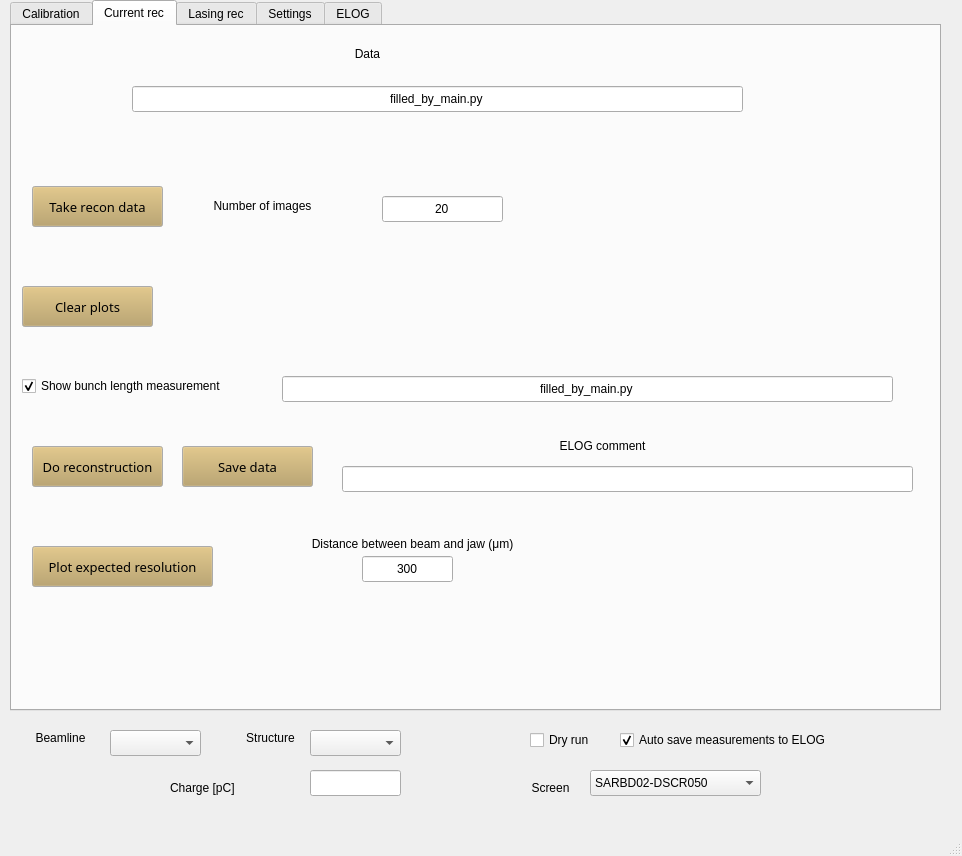
Above: gui.ui from pdijksta/PassiveWFMeasurement before the change. Below: the same form after it.
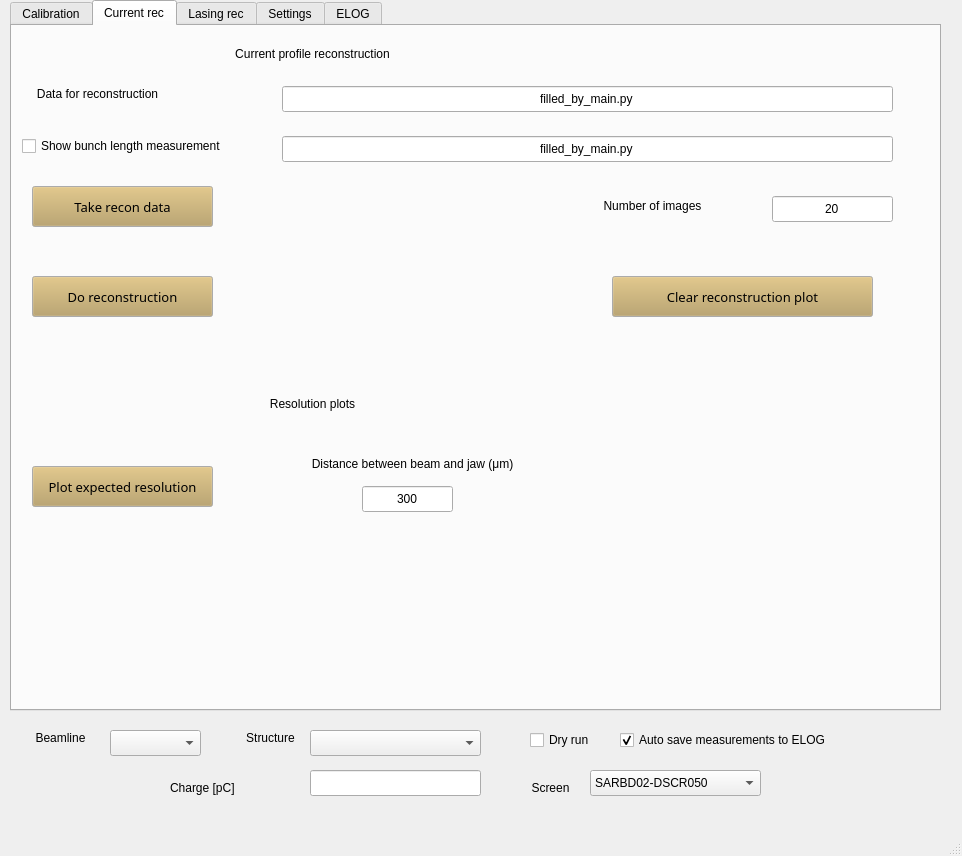
That is the form after the change. The open tabs and pages were chosen to show the change.

Diff of the .ui file:
```diff
--- a/gui.ui
+++ b/gui.ui
@@ -983,7 +983,7 @@
      <widget class="QLineEdit" name="ReconstructionDataLoad">
       <property name="geometry">
        <rect>
-        <x>120</x>
+        <x>270</x>
         <y>60</y>
         <width>611</width>
         <height>26</height>
@@ -999,14 +999,14 @@
      <widget class="QLabel" name="label_32">
       <property name="geometry">
        <rect>
-        <x>280</x>
-        <y>20</y>
+        <x>10</x>
+        <y>60</y>
         <width>151</width>
         <height>16</height>
        </rect>
       </property>
       <property name="text">
-       <string>Data</string>
+       <string>Data for reconstruction</string>
       </property>
       <property name="alignment">
        <set>Qt::AlignCenter</set>
@@ -1017,7 +1017,7 @@
        <rect>
         <x>20</x>
         <y>160</y>
-        <width>131</width>
+        <width>181</width>
         <height>41</height>
        </rect>
       </property>
@@ -1071,9 +1071,9 @@
      <widget class="QPushButton" name="CloseAll">
       <property name="geometry">
        <rect>
-        <x>10</x>
-        <y>260</y>
-        <width>131</width>
+        <x>600</x>
+        <y>250</y>
+        <width>261</width>
         <height>41</height>
        </rect>
       </property>
@@ -1121,13 +1121,13 @@
        </font>
       </property>
       <property name="text">
-       <string>Clear plots</string>
+       <string>Clear reconstruction plot</string>
       </property>
      </widget>
      <widget class="QLabel" name="label_54">
       <property name="geometry">
        <rect>
-        <x>190</x>
+        <x>580</x>
         <y>170</y>
         <width>121</width>
         <height>20</height>
@@ -1143,7 +1143,7 @@
      <widget class="QLineEdit" name="ReconNumberImages">
       <property name="geometry">
        <rect>
-        <x>370</x>
+        <x>760</x>
         <y>170</y>
         <width>121</width>
         <height>26</height>
@@ -1160,8 +1160,8 @@
       <property name="geometry">
        <rect>
         <x>20</x>
-        <y>420</y>
-        <width>131</width>
+        <y>250</y>
+        <width>181</width>
         <height>41</height>
        </rect>
       </property>
@@ -1212,67 +1212,11 @@
        <string>Do reconstruction</string>
       </property>
      </widget>
-     <widget class="QPushButton" name="SaveCurrentRecData">
-      <property name="geometry">
-       <rect>
-        <x>170</x>
-        <y>420</y>
-        <width>131</width>
-        <height>41</height>
-       </rect>
-      </property>
-      <property name="palette">
-       <palette>
-        <active>
-         <colorrole role="Button">
-          <brush brushstyle="SolidPattern">
-           <color alpha="255">
-            <red>183</red>
-            <green>157</green>
-            <blue>92</blue>
-           </color>
-          </brush>
-         </colorrole>
-        </active>
-        <inactive>
-         <colorrole role="Button">
-          <brush brushstyle="SolidPattern">
-           <color alpha="255">
-            <red>183</red>
-            <green>157</green>
-            <blue>92</blue>
-           </color>
-          </brush>
-         </colorrole>
-        </inactive>
-        <disabled>
-         <colorrole role="Button">
-          <brush brushstyle="SolidPattern">
-           <color alpha="255">
-            <red>183</red>
-            <green>157</green>
-            <blue>92</blue>
-           </color>
-          </brush>
-         </colorrole>
-        </disabled>
-       </palette>
-      </property>
-      <property name="font">
-       <font>
-        <family>Sans Serif</family>
-        <pointsize>10</pointsize>
-       </font>
-      </property>
-      <property name="text">
-       <string>Save data</string>
-      </property>
-     </widget>
      <widget class="QLineEdit" name="BunchLengthMeasFile">
       <property name="geometry">
        <rect>
         <x>270</x>
-        <y>350</y>
+        <y>110</y>
         <width>611</width>
         <height>26</height>
        </rect>
@@ -1288,7 +1232,7 @@
       <property name="geometry">
        <rect>
         <x>10</x>
-        <y>350</y>
+        <y>110</y>
         <width>231</width>
         <height>20</height>
        </rect>
@@ -1297,46 +1241,14 @@
        <string>Show bunch length measurement</string>
       </property>
       <property name="checked">
-       <bool>true</bool>
-      </property>
-     </widget>
-     <widget class="QLineEdit" name="CurrentElogComment">
-      <property name="geometry">
-       <rect>
-        <x>330</x>
-        <y>440</y>
-        <width>571</width>
-        <height>26</height>
-       </rect>
-      </property>
-      <property name="text">
-       <string/>
-      </property>
-      <property name="alignment">
-       <set>Qt::AlignCenter</set>
-      </property>
-     </widget>
-     <widget class="QLabel" name="label_74">
-      <property name="geometry">
-       <rect>
-        <x>530</x>
-        <y>410</y>
-        <width>121</width>
-        <height>20</height>
-       </rect>
-      </property>
-      <property name="text">
-       <string>ELOG comment</string>
-      </property>
-      <property name="alignment">
-       <set>Qt::AlignCenter</set>
+       <bool>false</bool>
       </property>
      </widget>
      <widget class="QPushButton" name="PlotResolution">
       <property name="geometry">
        <rect>
         <x>20</x>
-        <y>520</y>
+        <y>440</y>
         <width>181</width>
         <height>41</height>
        </rect>
@@ -1392,7 +1304,7 @@
       <property name="geometry">
        <rect>
         <x>350</x>
-        <y>530</y>
+        <y>460</y>
         <width>91</width>
         <height>26</height>
        </rect>
@@ -1408,7 +1320,7 @@
       <property name="geometry">
        <rect>
         <x>280</x>
-        <y>510</y>
+        <y>430</y>
         <width>241</width>
         <height>16</height>
        </rect>
@@ -1420,6 +1332,38 @@
        <set>Qt::AlignCenter</set>
       </property>
      </widget>
+     <widget class="QLabel" name="label_74">
+      <property name="geometry">
+       <rect>
+        <x>180</x>
+        <y>370</y>
+        <width>241</width>
+        <height>16</height>
+       </rect>
+      </property>
+      <property name="text">
+       <string>Resolution plots</string>
+      </property>
+      <property name="alignment">
+       <set>Qt::AlignCenter</set>
+      </property>
+     </widget>
+     <widget class="QLabel" name="label_80">
+      <property name="geometry">
+       <rect>
+        <x>180</x>
+        <y>20</y>
+        <width>241</width>
+        <height>16</height>
+       </rect>
+      </property>
+      <property name="text">
+       <string>Current profile reconstruction</string>
+      </property>
+      <property name="alignment">
+       <set>Qt::AlignCenter</set>
+      </property>
+     </widget>
     </widget>
     <widget class="QWidget" name="tab_4">
      <attribute name="title">
@@ -2847,7 +2791,7 @@
      <rect>
       <x>310</x>
       <y>730</y>
-      <width>91</width>
+      <width>171</width>
       <height>26</height>
      </rect>
     </property>
@@ -2984,7 +2928,7 @@
      <rect>
       <x>310</x>
       <y>770</y>
-      <width>91</width>
+      <width>171</width>
       <height>26</height>
      </rect>
     </property>
```
Left out of the diff: 225 changed lines with no effect on the pictures.
